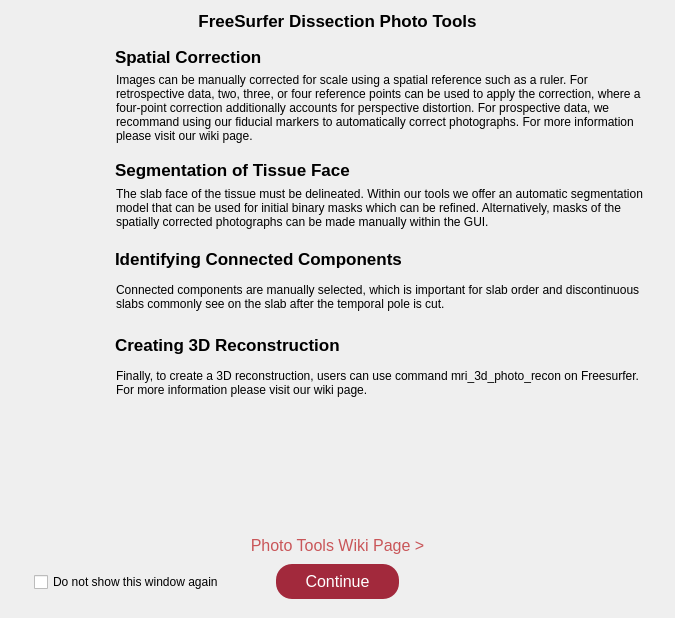
Before: the Qt Designer form dissection_photo_2/dissection_photo/DialogWelcome.ui in freesurfer/freesurfer, drawn with Qt 5.
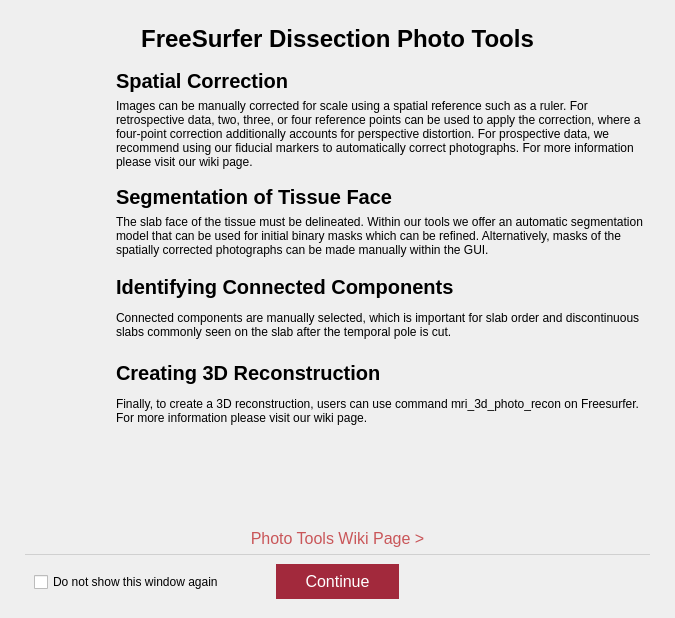
After: the same form once the commit is applied. Icons and pictures are not drawn.

Commit message: Update to dissection_photo_gui_2 beta for dev build testing

Diff of the .ui file:
```diff
--- a/dissection_photo_2/dissection_photo/DialogWelcome.ui
+++ b/dissection_photo_2/dissection_photo/DialogWelcome.ui
@@ -17,6 +17,9 @@
    <property name="leftMargin">
     <number>25</number>
    </property>
+   <property name="topMargin">
+    <number>25</number>
+   </property>
    <property name="rightMargin">
     <number>25</number>
    </property>
@@ -26,7 +29,7 @@
    <item>
     <widget class="QLabel" name="label">
      <property name="styleSheet">
-      <string notr="true">font-weight:bold; font-size: 17px;</string>
+      <string notr="true">font-weight:bold; font-size: 24px;</string>
      </property>
      <property name="text">
       <string>FreeSurfer Dissection Photo Tools</string>
@@ -60,7 +63,7 @@
         </font>
        </property>
        <property name="styleSheet">
-        <string notr="true">font-weight:bold; font-size: 17px; padding-top: 10;</string>
+        <string notr="true">font-weight:bold; font-size: 20px; padding-top: 10;</string>
        </property>
        <property name="text">
         <string>Segmentation of Tissue Face</string>
@@ -79,7 +82,7 @@
         </font>
        </property>
        <property name="styleSheet">
-        <string notr="true">font-weight:bold; font-size: 17px; padding-top: 10;</string>
+        <string notr="true">font-weight:bold; font-size: 20px; padding-top: 10;</string>
        </property>
        <property name="text">
         <string>Creating 3D Reconstruction</string>
@@ -98,7 +101,7 @@
         </font>
        </property>
        <property name="styleSheet">
-        <string notr="true">font-weight:bold; font-size: 17px; padding-top: 10;</string>
+        <string notr="true">font-weight:bold; font-size: 20px; padding-top: 10;</string>
        </property>
        <property name="text">
         <string>Spatial Correction</string>
@@ -164,7 +167,7 @@
         </sizepolicy>
        </property>
        <property name="text">
-        <string>Images can be manually corrected for scale using a spatial reference such as a ruler. For retrospective data, two, three, or four reference points can be used to apply the correction, where a four-point correction additionally accounts for perspective distortion. For prospective data, we recommand using our fiducial markers to automatically correct photographs. For more information please visit our wiki page.</string>
+        <string>Images can be manually corrected for scale using a spatial reference such as a ruler. For retrospective data, two, three, or four reference points can be used to apply the correction, where a four-point correction additionally accounts for perspective distortion. For prospective data, we recommend using our fiducial markers to automatically correct photographs. For more information please visit our wiki page.</string>
        </property>
        <property name="wordWrap">
         <bool>true</bool>
@@ -177,7 +180,7 @@
      <item row="5" column="1">
       <widget class="QLabel" name="label_9">
        <property name="text">
-        <string>Connected components are manually selected, which is important for slab order and discontinuous slabs commonly see on the slab after the temporal pole is cut.</string>
+        <string>Connected components are manually selected, which is important for slab order and discontinuous slabs commonly seen on the slab after the temporal pole is cut.</string>
        </property>
        <property name="wordWrap">
         <bool>true</bool>
@@ -227,7 +230,7 @@
         </font>
        </property>
        <property name="styleSheet">
-        <string notr="true">font-weight:bold; font-size: 17px; padding-top: 10;</string>
+        <string notr="true">font-weight:bold; font-size: 20px; padding-top: 10;</string>
        </property>
        <property name="text">
         <string>Identifying Connected Components</string>
@@ -320,7 +323,7 @@
    <item>
     <widget class="QLabel" name="label_10">
      <property name="text">
-      <string>&lt;a style='color:#c95659;font-size:16px;text-decoration:none' href='https://www.google.com/' target='_blank'&gt;Photo Tools Wiki Page &gt;&lt;/a&gt;</string>
+      <string>&lt;a style='color:#c95659;font-size:16px;text-decoration:none' href='https://surfer.nmr.mgh.harvard.edu/fswiki/PhotoTools' target='_blank'&gt;Photo Tools Wiki Page &gt;&lt;/a&gt;</string>
      </property>
      <property name="alignment">
       <set>Qt::AlignCenter</set>
@@ -330,6 +333,29 @@
      </property>
     </widget>
    </item>
+   <item>
+    <widget class="QFrame" name="frameWelcomeDivider">
+     <property name="minimumSize">
+      <size>
+       <width>0</width>
+       <height>1</height>
+      </size>
+     </property>
+     <property name="maximumSize">
+      <size>
+       <width>16777215</width>
+       <height>1</height>
+      </size>
+     </property>
+     <!-- Separator between the wiki link and the Continue row. -->
+     <property name="styleSheet">
+      <string notr="true">background: #d0d0d0;</string>
+     </property>
+     <property name="frameShape">
+      <enum>QFrame::NoFrame</enum>
+     </property>
+    </widget>
+   </item>
    <item>
     <widget class="QFrame" name="frame">
      <property name="frameShape">
@@ -383,7 +409,9 @@
          <cursorShape>PointingHandCursor</cursorShape>
         </property>
         <property name="styleSheet">
-         <string notr="true">background: #a2293c; padding: 8 25 8 25;font-size: 16px; border: none; border-radius: 16; color:white</string>
+         <string notr="true">QPushButton {background: #a2293c; padding: 8 25 8 25;font-size: 16px; border: none; border-radius: 18; color:white}
+QPushButton:hover {background: #8e2434;}
+QPushButton:pressed {background: #7b1f2d;}</string>
         </property>
         <property name="text">
          <string>Continue</string>
```
Left out of the diff: 5 changed lines with no effect on the pictures. The commit also changes 123 other files.
